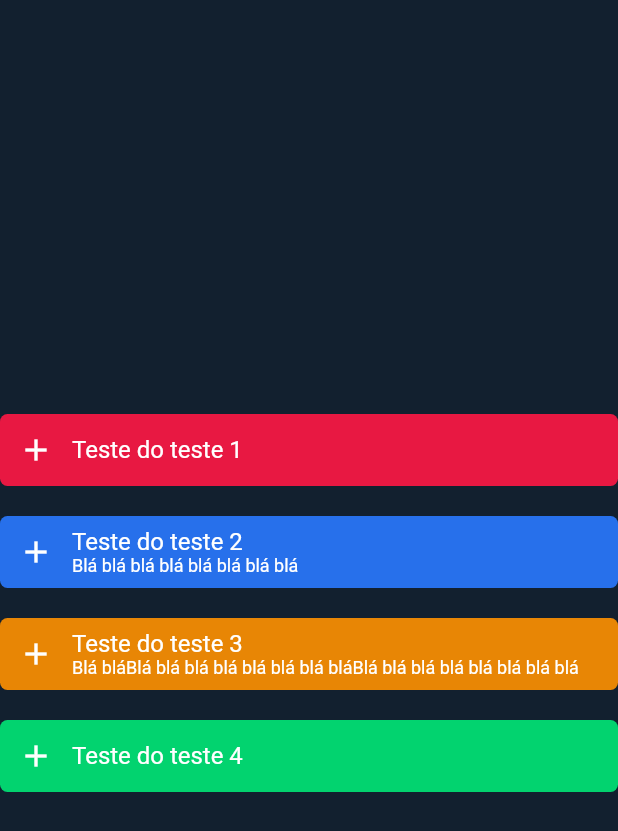
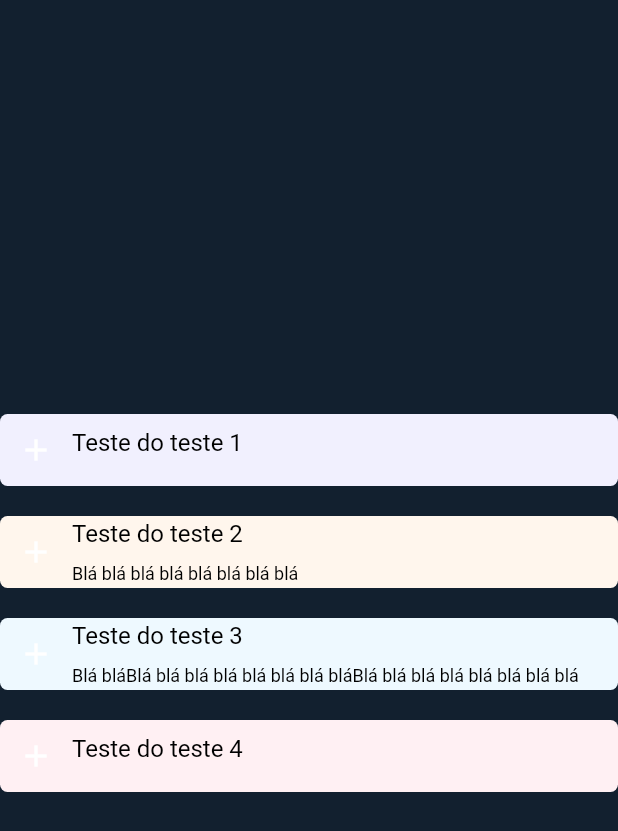
Before and after one commit to blemes319/accordion-component-flutter, a Flutter app: the screen it shows after launch, on a phone screen of 412 x 824 dp. Shown: the top 831 px of the screen. Run offline on Flutter 3.47's test engine with Material 2 defaults, Android fonts, the light colour scheme and no system bars.

Commit message:
chore: added new colors accordions

```diff
--- a/lib/components/accordion_component.dart
+++ b/lib/components/accordion_component.dart
@@ -25,7 +25,10 @@ class Accordion extends StatelessWidget {
               children: [
                 Text(
                   '${title}',
-                  style: const TextStyle(fontSize: 16),
+                  style: const TextStyle(fontSize: 16, color: Colors.black),
+                ),
+                SizedBox(
+                  height: 10,
                 ),
                 Visibility(
                     visible: showContent,
@@ -33,7 +36,8 @@ class Accordion extends StatelessWidget {
                       flex: 0,
                       child: Text(
                         '${content}',
-                        style: const TextStyle(fontSize: 12),
+                        style:
+                            const TextStyle(fontSize: 12, color: Colors.black),
                       ),
                     ))
               ],
--- a/lib/main.dart
+++ b/lib/main.dart
@@ -7,26 +7,26 @@ List<Map<String, dynamic>> lista = [
   {
     'content': 'Blá blá blá blá blá blá blá blá ',
     'title': 'Teste do teste 1',
-    'color': Colors.redAccent.shade400.withOpacity(0.9),
+    'color': Color(0xF1F0FE).withOpacity(1),
     'active': false,
   },
   {
     'content': 'Blá blá blá blá blá blá blá blá ',
     'title': 'Teste do teste 2',
-    'color': Colors.blueAccent.shade400.withOpacity(0.9),
+    'color': Color(0xFFF6ED).withOpacity(1),
     'active': true,
   },
   {
     'content':
         'Blá bláBlá blá blá blá blá blá blá bláBlá blá blá blá blá blá blá blá',
     'title': 'Teste do teste 3',
-    'color': Colors.orangeAccent.shade400.withOpacity(0.9),
+    'color': Color(0xEEF9FF).withOpacity(1),
     'active': true,
   },
   {
     'content': 'Blá blá blá blá blá blá blá blá ',
     'title': 'Teste do teste 4',
-    'color': Colors.greenAccent.shade400.withOpacity(0.9),
+    'color': Color(0xFFF0F3).withOpacity(1),
     'active': false,
   }
 ];
```
